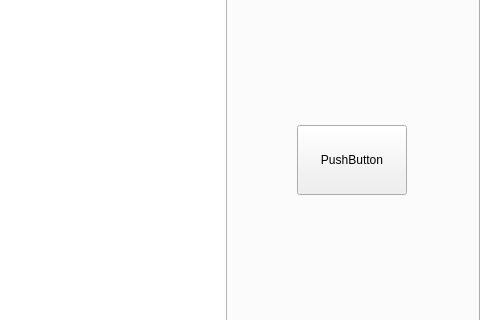
The window that Hotel_management_System/report_management.ui (st2eam/-Rookie-mutual-carry) describes before a commit, drawn with Qt 5; both pictures show x 555 to 1035 and y 157 to 477 of the 1035 by 706 pixel window.
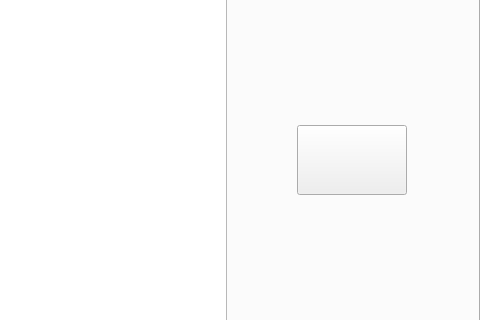
The same window after the commit.

The edit to the form file:
```diff
--- a/Hotel_management_System/report_management.ui
+++ b/Hotel_management_System/report_management.ui
@@ -207,7 +207,7 @@
       </rect>
      </property>
      <property name="text">
-      <string>PushButton</string>
+      <string/>
      </property>
     </widget>
    </widget>
```
Left out of the diff: 10 changed lines with no effect on the pictures.
